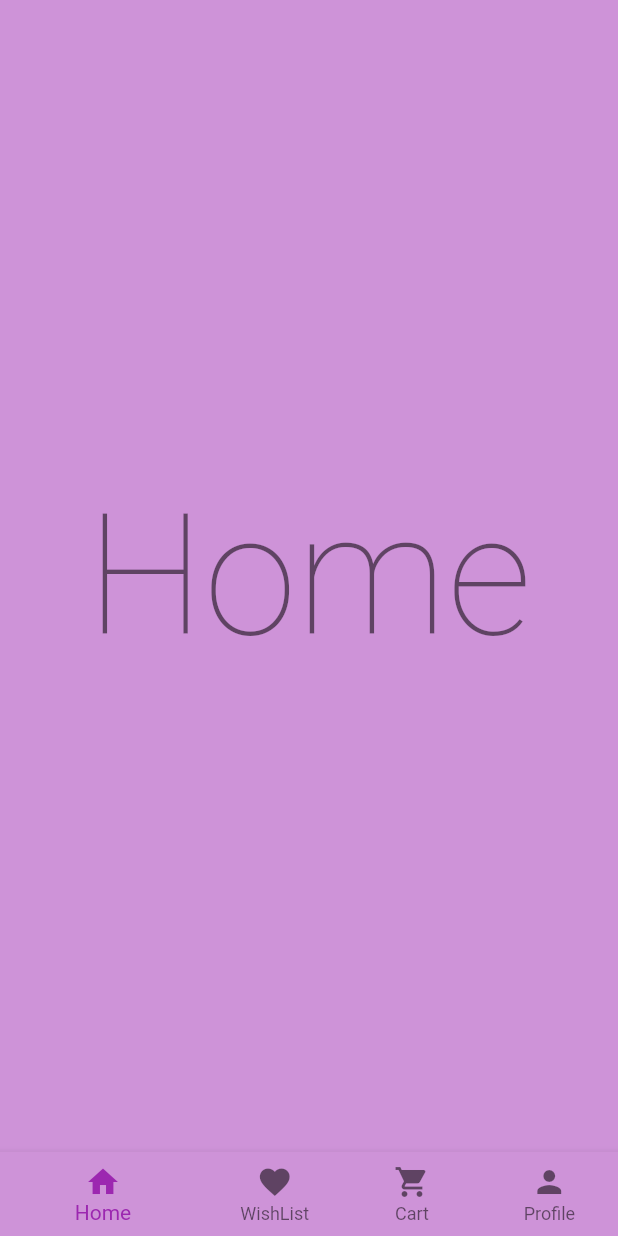
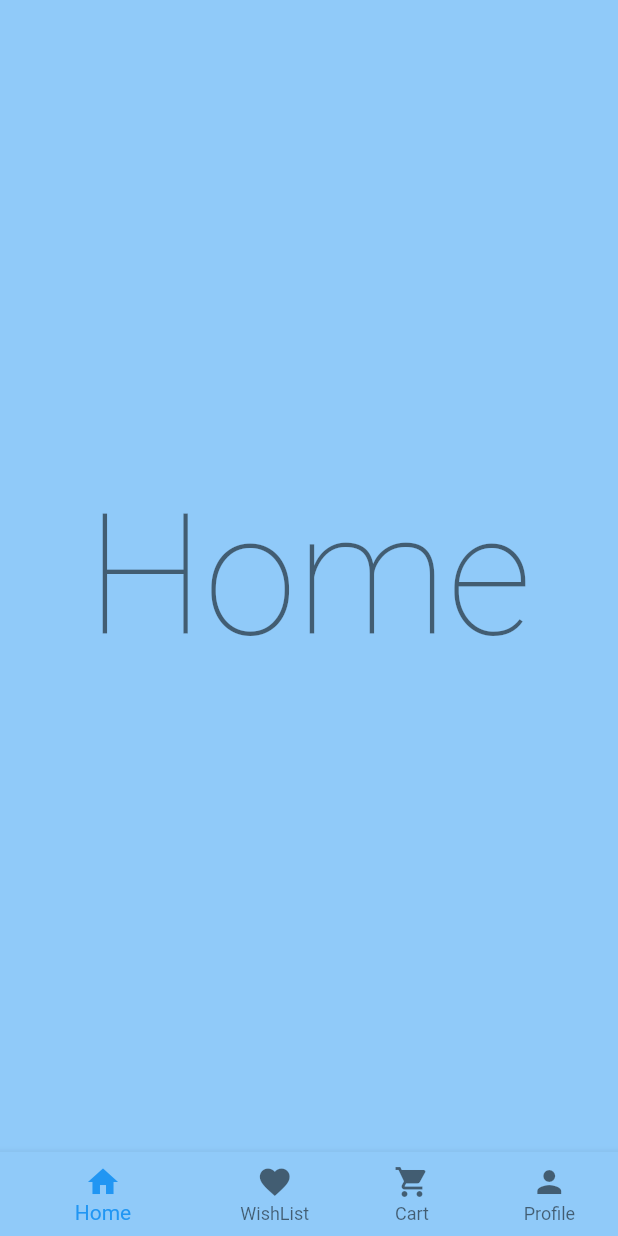
Before and after one commit to mahbd/book_store, a Flutter app: the screen it shows after launch, on a phone screen of 412 x 824 dp. Run offline on Flutter 3.47's test engine with Material 2 defaults, Android fonts, the phone set to English and light mode, and no system bars.

Commit message:
Added ability to change theme

```diff
--- a/lib/main.dart
+++ b/lib/main.dart
@@ -1,6 +1,9 @@
 import 'package:book_store/screens/home_page.dart';
 import 'package:book_store/screens/splash.dart';
 import 'package:flutter/material.dart';
+import 'package:provider/provider.dart';
+
+import 'theme_provider.dart';
 
 void main() {
   runApp(const MyApp());
@@ -12,11 +15,24 @@ class MyApp extends StatelessWidget {
   // This widget is the root of your application.
   @override
   Widget build(BuildContext context) {
+    return MultiProvider(
+      providers: [
+        ChangeNotifierProvider(create: (_) => ThemeChanger(lightTheme)),
+      ],
+      child: const MaterialAppWithTheme(),
+    );
+  }
+}
+
+class MaterialAppWithTheme extends StatelessWidget {
+  const MaterialAppWithTheme({Key? key}) : super(key: key);
+
+  @override
+  Widget build(BuildContext context) {
+    final theme = Provider.of<ThemeChanger>(context);
     return MaterialApp(
       title: 'Flutter Demo',
-      theme: ThemeData(
-        primarySwatch: Colors.purple,
-      ),
+      theme: theme.getTheme,
       debugShowCheckedModeBanner: false,
       home: const HomePage(),
     );
--- /dev/null
+++ b/lib/theme_provider.dart
@@ -0,0 +1,27 @@
+import 'package:flutter/material.dart';
+
+var darkTheme = ThemeData.dark();
+var lightTheme = ThemeData.light();
+
+var loveTheme = ThemeData(
+  primarySwatch: Colors.pink,
+);
+
+var cartTheme = ThemeData(
+  primarySwatch: Colors.green,
+);
+
+var profileTheme = ThemeData(
+  primarySwatch: Colors.blue,
+);
+
+class ThemeChanger extends ChangeNotifier {
+  ThemeData _themeData;
+  ThemeChanger(this._themeData);
+
+  get getTheme => _themeData;
+  void setTheme(ThemeData theme) {
+    _themeData = theme;
+    notifyListeners();
+  }
+}
--- a/pubspec.yaml
+++ b/pubspec.yaml
@@ -34,6 +34,7 @@ dependencies:
   # The following adds the Cupertino Icons font to your application.
   # Use with the CupertinoIcons class for iOS style icons.
   cupertino_icons: ^1.0.2
+  provider: ^6.0.2
 
 dev_dependencies:
   flutter_test:
```
Also changed, not shown: lib/screens/home_page.dart (+13 -0 lines), pubspec.lock.
